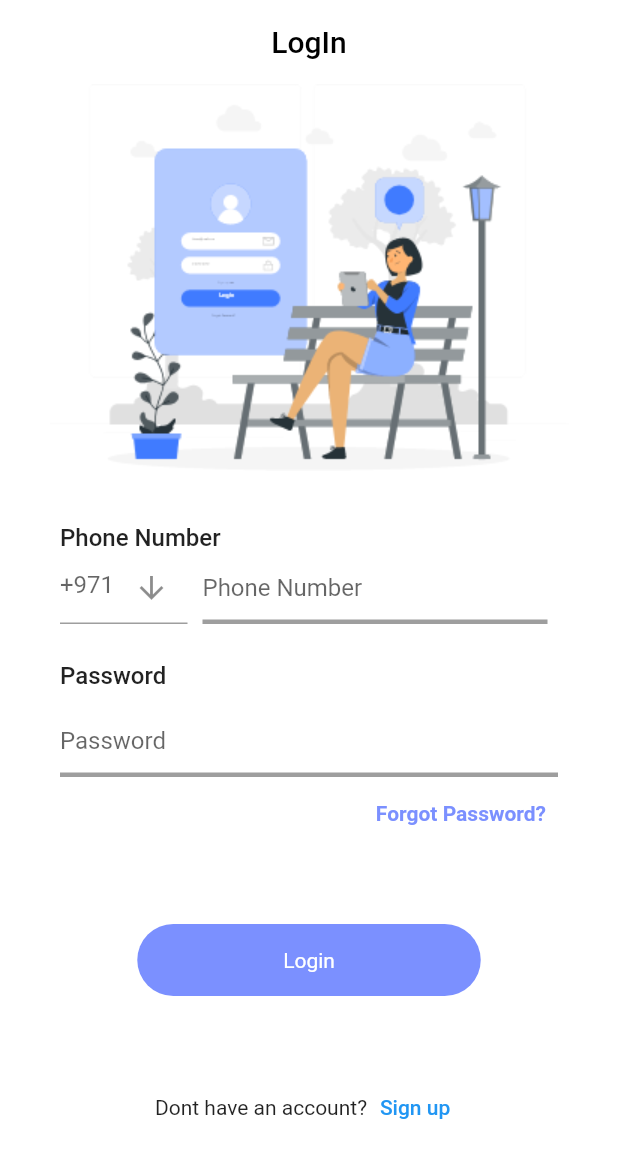
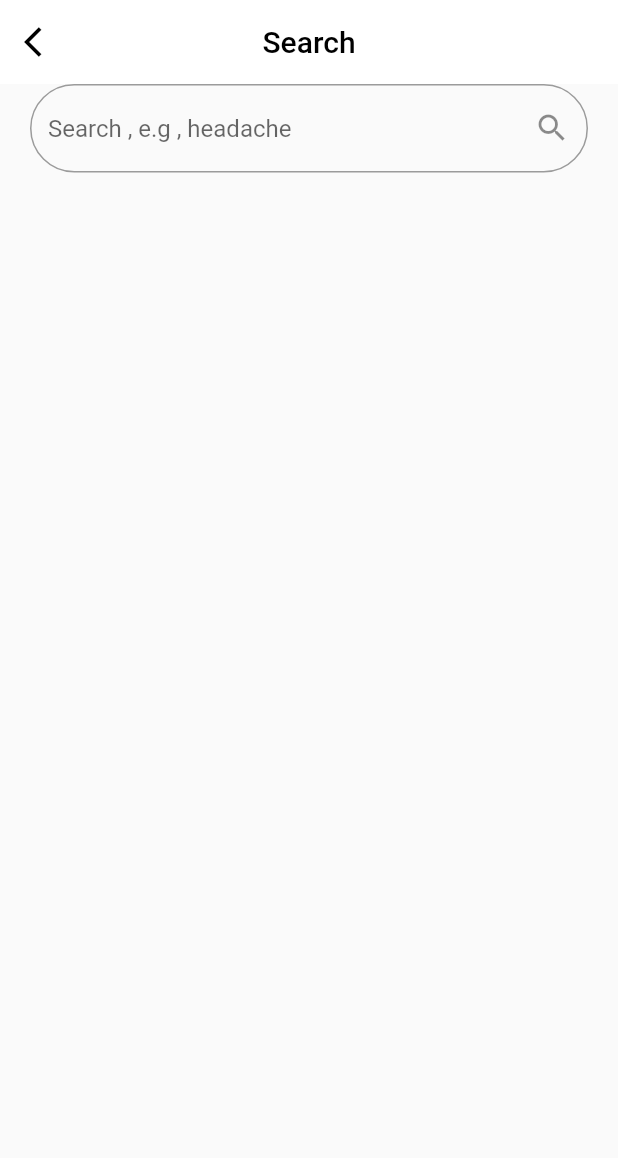
Before and after one commit to MohamedEmad2002/DignoseApp, a Flutter app: the screen it shows after launch, on a phone screen of 412 x 824 dp. Shown: the top 1158 px of the screen. Run offline on Flutter 3.47's test engine with Material 2 defaults, Android fonts, the phone set to English and light mode, and no system bars.

Commit message:
"finish another 10 screen"

```diff
--- a/lib/app/app_color.dart
+++ b/lib/app/app_color.dart
@@ -7,4 +7,5 @@ class ColorApp{
   static const Color twoColor = Color(0xffC9D1FB748AFF);
   static const Color threeColor = Color(0xff606FF2748AFF);
   static const Color textGrey = Color(0xff707070);
+  static const Color fivecolor = Color(0xffC9D1FB);
 }
--- a/lib/app/app_images.dart
+++ b/lib/app/app_images.dart
@@ -19,6 +19,12 @@ class Assets {
   static const circuler = 'assets/images/Group 72093.png';
   static const maile = 'assets/images/Group 72041.png';
   static const femaile = 'assets/images/Group 72040.png';
+  static const body = 'assets/images/6997109.png';
+  static const add= 'assets/images/add (2).png';
+  static const String delete = 'assets/images/Group 71968.png';
+  static const String progress = 'assets/images/Group 72051.png';
+  static const String elibse = 'assets/images/Ellipse 1.png';
+  static const String empty = 'assets/images/Group 72093.png';
 
 
   //icons=========================================
--- a/lib/app/app_text.dart
+++ b/lib/app/app_text.dart
@@ -38,5 +38,20 @@ class TextApp{
   static const String Selectyourage = 'Select your age';
   static const String Selectyourgender = 'Select your gender';
   static const String thisaccountFor = 'This Account For';
+  static const String SaveSymptoms = 'Save Symptoms';
+  static const String Next = 'Next' ;
+  static const String back = 'Back' ;
+  static const String Mysymptoms = 'My symptoms';
+  static const String Headache = 'Headache';
+  static const String Howseverisyourpain = 'How sever is your pain ?';
+  static const String Taptoshowhowmuchpainsyouarein = 'Tap to show how much pains you are in';
+  static const String Mid = 'Mid';
+  static const String Unbearable = 'Un bearable';
+  static const String Doyouhavefeverorhighbodytempeture = 'Do you have fever or high body tempeture ?';
+  static const String Headacheinface = 'Headache in face';
+  static const String Search = 'Search';
+  static const String Addsymptom = 'Add symptom';
+  static const String Addasmanysymptomsasyoucanforthemostaccurateresults = 'Add as many symptoms as you can for the most \n accurate results';
+  static const String Selectthesymptomsyoucurrentlyhave = 'Select the symptoms you currently have';
   static const String Enterthefourdigitcodesenttoyourmobilenumber='Enter the four digit code sent to your \n mobile number.';
 }
--- a/lib/main.dart
+++ b/lib/main.dart
@@ -1,8 +1,9 @@
-import 'package:diagnose_me/presentation/screens/login/login.dart';
-import 'package:diagnose_me/presentation/screens/otp_two/otp_two.dart';
-import 'package:diagnose_me/presentation/screens/otp_verified/otp_verified.dart';
+import 'package:diagnose_me/presentation/screens/choose/search.dart';
+import 'package:diagnose_me/presentation/screens/healthtest/healthfive.dart';
+import 'package:diagnose_me/presentation/screens/healthtest/healthfour.dart';
+import 'package:diagnose_me/presentation/screens/healthtest/healththree.dart';
+import 'package:diagnose_me/presentation/screens/healthtest/hwalthtestwo.dart';
 import 'package:flutter/material.dart';
-import 'presentation/screens/sign_up/signup_screen.dart';
 
 void main() {
   runApp(const MyApp());
@@ -15,7 +16,7 @@ class MyApp extends StatelessWidget {
   Widget build(BuildContext context) {
     return const MaterialApp(
       debugShowCheckedModeBanner: false,
-      home: LoginScreen(),
+      home: Search(),
     );
   }
 }
--- /dev/null
+++ b/lib/presentation/screens/choose/search.dart
@@ -0,0 +1,51 @@
+import 'package:flutter/material.dart';
+
+import '../../../app/app_color.dart';
+import '../../../app/app_text.dart';
+
+class Search extends StatelessWidget {
+  const Search({super.key});
+
+  @override
+  Widget build(BuildContext context) {
+    return Scaffold(
+      appBar: AppBar(
+        backgroundColor: Colors.white,
+        elevation: 0.0,
+        leading: IconButton(
+          onPressed: () {},
+          icon: const Icon(
+            Icons.arrow_back_ios,
+            color: Colors.black,
+          ),
+        ),
+        title: const Text(
+          TextApp.Search,
+          style: TextStyle(color: Colors.black),
+        ),
+        centerTitle: true,
+      ),
+      body: const Padding(
+        padding: EdgeInsets.symmetric(horizontal: 20.0),
+        child: Column(
+          children: [
+            TextField(
+              keyboardType: TextInputType.name,
+              decoration: InputDecoration(
+                focusedBorder: OutlineInputBorder(
+                    borderRadius: BorderRadius.all(Radius.circular(50)),
+                  borderSide: const BorderSide(color: ColorApp.twoColor, width: 2),
+                ),
+                hintText: 'Search , e.g , headache',
+                suffixIcon: Icon(Icons.search),
+                border: OutlineInputBorder(
+                    borderSide: BorderSide(color: ColorApp.twoColor),
+                    borderRadius: BorderRadius.all(Radius.circular(50))),
+              ),
+            )
+          ],
+        ),
+      ),
+    );
+  }
+}
--- a/lib/presentation/screens/otp_verified/otp_verified.dart
+++ b/lib/presentation/screens/otp_verified/otp_verified.dart
@@ -2,7 +2,7 @@ import 'package:diagnose_me/app/app_text.dart';
 import 'package:flutter/material.dart';
 import '../../../app/app_color.dart';
 import '../../../app/app_images.dart';
-import '../healthtestone/HealthTestOne.dart';
+import '../healthtest/HealthTestOne.dart';
 
 class OtpVerifiedScreen extends StatelessWidget {
   const OtpVerifiedScreen({super.key});
```
Also changed, not shown: lib/presentation/components/custom_row.dart (added, +39 -0 lines), lib/presentation/components/q&a.dart (added, +35 -0 lines), lib/presentation/screens/healthtest/HealthTestOne.dart (+6 -1 lines), lib/presentation/screens/healthtest/healthfive.dart (added, +78 -0 lines), lib/presentation/screens/healthtest/healthfour.dart (added, +166 -0 lines), lib/presentation/screens/healthtest/healththree.dart (added, +94 -0 lines), lib/presentation/screens/healthtest/hwalthtestwo.dart (added, +86 -0 lines), assets/images/6997109.png (added), assets/images/Ellipse 1.png (added), assets/images/Group 71968.png (added).
